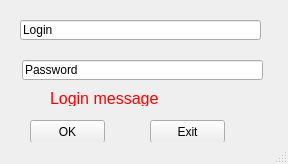
Qt form ident.ui (vk2231/VK) before a commit.
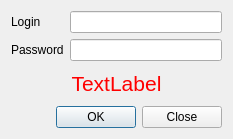
The same form after that commit.

```diff
--- a/ident.ui
+++ b/ident.ui
@@ -1,80 +1,41 @@
 <?xml version="1.0" encoding="UTF-8"?>
 <ui version="4.0">
- <class>ident</class>
- <widget class="QMainWindow" name="ident">
+ <class>Ident</class>
+ <widget class="QDialog" name="Ident">
   <property name="geometry">
    <rect>
     <x>0</x>
     <y>0</y>
-    <width>288</width>
-    <height>164</height>
+    <width>233</width>
+    <height>139</height>
    </rect>
   </property>
   <property name="windowTitle">
    <string>ident</string>
   </property>
-  <widget class="QWidget" name="centralWidget">
-   <widget class="QLineEdit" name="lineEdit">
-    <property name="geometry">
-     <rect>
-      <x>20</x>
-      <y>20</y>
-      <width>241</width>
-      <height>20</height>
-     </rect>
-    </property>
+  <layout class="QGridLayout" name="gridLayout">
+   <item row="0" column="0">
+    <widget class="QLabel" name="label">
     <property name="text">
      <string>Login</string>
     </property>
    </widget>
-   <widget class="QLineEdit" name="lineEdit_2">
-    <property name="geometry">
-     <rect>
-      <x>22</x>
-      <y>60</y>
-      <width>241</width>
-      <height>20</height>
-     </rect>
-    </property>
+   </item>
+   <item row="0" column="1">
+    <widget class="QLineEdit" name="loginEdit"/>
+   </item>
+   <item row="1" column="0">
+    <widget class="QLabel" name="label_2">
     <property name="text">
      <string>Password</string>
     </property>
    </widget>
-   <widget class="QPushButton" name="pushButton">
-    <property name="geometry">
-     <rect>
-      <x>30</x>
-      <y>120</y>
-      <width>75</width>
-      <height>23</height>
-     </rect>
-    </property>
-    <property name="text">
-     <string>OK</string>
-    </property>
-   </widget>
-   <widget class="QPushButton" name="pushButton_2">
-    <property name="geometry">
-     <rect>
-      <x>150</x>
-      <y>120</y>
-      <width>75</width>
-      <height>23</height>
-     </rect>
-    </property>
-    <property name="text">
-     <string>Exit</string>
-    </property>
-   </widget>
-   <widget class="QLabel" name="label">
-    <property name="geometry">
-     <rect>
-      <x>50</x>
-      <y>90</y>
-      <width>141</width>
-      <height>16</height>
-     </rect>
-    </property>
+   </item>
+   <item row="1" column="1">
+    <widget class="QLineEdit" name="lineEdit_2"/>
+   </item>
+   <item row="2" column="0" colspan="2">
+    <widget class="QLabel" name="label_3">
     <property name="palette">
      <palette>
       <active>
@@ -135,7 +96,7 @@
        <colorrole role="Text">
         <brush brushstyle="SolidPattern">
          <color alpha="255">
-          <red>0</red>
+           <red>255</red>
           <green>0</green>
           <blue>0</blue>
          </color>
@@ -153,7 +114,7 @@
        <colorrole role="ButtonText">
         <brush brushstyle="SolidPattern">
          <color alpha="255">
-          <red>0</red>
+           <red>255</red>
           <green>0</green>
           <blue>0</blue>
          </color>
@@ -272,7 +233,7 @@
        <colorrole role="Text">
         <brush brushstyle="SolidPattern">
          <color alpha="255">
-          <red>0</red>
+           <red>255</red>
           <green>0</green>
           <blue>0</blue>
          </color>
@@ -290,7 +251,7 @@
        <colorrole role="ButtonText">
         <brush brushstyle="SolidPattern">
          <color alpha="255">
-          <red>0</red>
+           <red>255</red>
           <green>0</green>
           <blue>0</blue>
          </color>
@@ -492,20 +453,32 @@
     </property>
     <property name="font">
      <font>
-      <pointsize>12</pointsize>
+       <pointsize>16</pointsize>
      </font>
     </property>
     <property name="text">
-     <string>Login message</string>
-    </property>
-    <property name="textFormat">
-     <enum>Qt::AutoText</enum>
-    </property>
-   </widget>
-  </widget>
-  <widget class="QStatusBar" name="statusBar"/>
+      <string>TextLabel</string>
+     </property>
+     <property name="alignment">
+      <set>Qt::AlignCenter</set>
+     </property>
+    </widget>
+   </item>
+   <item row="3" column="0" colspan="2">
+    <widget class="QDialogButtonBox" name="buttonBox">
+     <property name="locale">
+      <locale language="English" country="UnitedStates"/>
+     </property>
+     <property name="orientation">
+      <enum>Qt::Horizontal</enum>
+     </property>
+     <property name="standardButtons">
+      <set>QDialogButtonBox::Close|QDialogButtonBox::Ok</set>
+     </property>
+    </widget>
+   </item>
+  </layout>
  </widget>
- <layoutdefault spacing="6" margin="11"/>
  <resources/>
  <connections/>
 </ui>
```
Left out of the diff: 37 changed lines with no effect on the pictures. Lines whose indentation alone changed are shown as unchanged.
